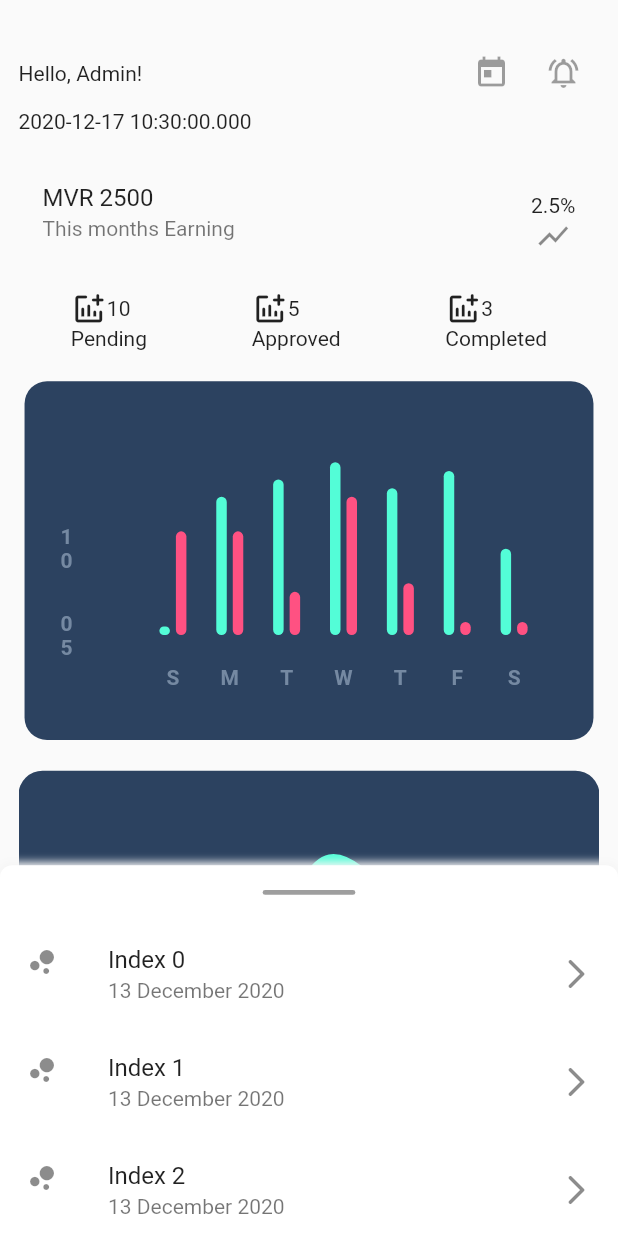
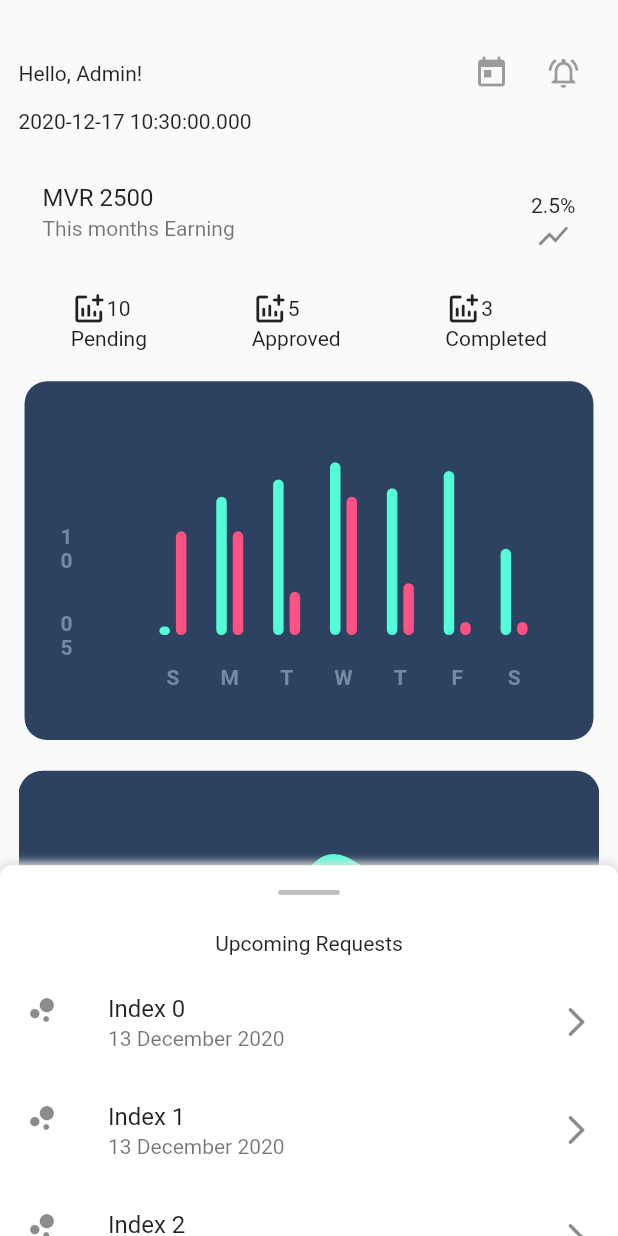
Before and after one commit to pharreX19/qurbani_app, a Flutter app: the Dashboard screen opened directly, on a phone screen of 412 x 824 dp. Run offline on Flutter 3.47's test engine with Material 2 defaults, Android fonts, the light colour scheme and no system bars; drawn by our look-alikes of fl_chart; our stand-ins replace get, image_picker.

```diff
--- a/lib/screens/dashboard/admin/dashboard.dart
+++ b/lib/screens/dashboard/admin/dashboard.dart
@@ -121,7 +121,7 @@ class _DashboardState extends State<Dashboard> {
             color: Colors.white,
             boxShadow: [
               BoxShadow(
-                color: Colors.grey[100],
+                color: Colors.grey[300],
                 offset: Offset(0, -1),
                 blurRadius: 4.0,
                 spreadRadius: 1.0
@@ -137,13 +137,17 @@ class _DashboardState extends State<Dashboard> {
               Center(
                 child: Container(
                   margin: EdgeInsets.symmetric(vertical: SizeConfig.blockSizeVertical * 2),
-                  width: SizeConfig.blockSizeHorizontal * 15,
+                  width: SizeConfig.blockSizeHorizontal * 10,
                   height: SizeConfig.blockSizeVertical * 0.4,
                   decoration: BoxDecoration(
-                    color: Colors.grey,
+                    color: Colors.grey[400],
                     borderRadius: BorderRadius.circular(8.0),
                   ),
                 ),
+              ),
+              Padding(
+                padding: EdgeInsets.symmetric(vertical: SizeConfig.blockSizeVertical * 1),
+                child: Text('Upcoming Requests'),
               ),
               Expanded(
                 child: ListView.builder(
```
Also changed, not shown: lib/screens/requests/user/requests.dart (+45 -7 lines).
